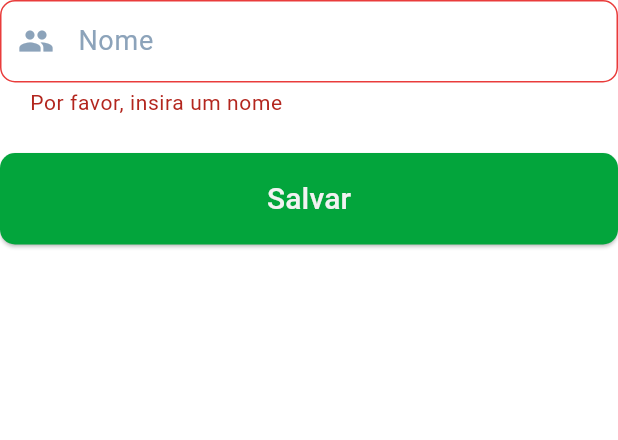
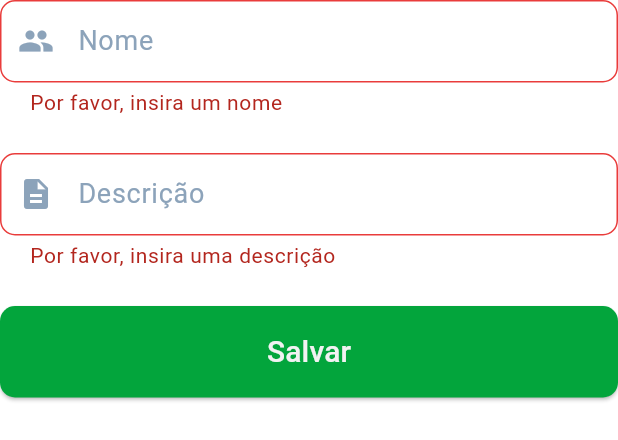
Before and after one commit to RochaGabriell/union, a Flutter app: the GroupForm widget shown alone on an empty page, opened directly with empty values, after a tap on "Salvar", on a phone screen of 412 x 824 dp. Shown: the top 440 px of the screen. Run offline on Flutter 3.47's test engine with Material 3 defaults, Android fonts, the light colour scheme and no system bars; our stand-ins replace cloud_firestore, connectivity_plus, firebase_auth, firebase_core, flutter_bloc, fpdart and 1 more; accounts and stored records are empty; generated files the repository leaves out were written again.

Commit message:
feat: Adiciona descrição do grupo

```diff
--- a/lib/core/themes/palette.dart
+++ b/lib/core/themes/palette.dart
@@ -2,11 +2,11 @@
 import 'package:flutter/material.dart';
 
 class Palette {
-  static const Color primary = Color.fromRGBO(3, 165, 60, 1);
-  static const Color secondary = Color.fromRGBO(6, 189, 123, 1);
+  static const Color primary = Color.fromARGB(255, 3, 165, 60);
+  static const Color secondary = Color.fromARGB(255, 6, 189, 123);
   static const Color background = Color.fromARGB(255, 255, 255, 255);
 
-  static const Color primaryDark = Color.fromRGBO(3, 165, 60, 1);
+  static const Color primaryDark = Color.fromARGB(255, 3, 165, 60);
   static const Color secondaryDark = Color.fromRGBO(6, 189, 123, 1);
   static const Color backgroundDark = Color.fromARGB(255, 45, 82, 89);
 
--- a/lib/features/group/data/models/group.dart
+++ b/lib/features/group/data/models/group.dart
@@ -5,6 +5,7 @@ class GroupModel extends GroupEntity {
     super.id,
     required super.creatorId,
     required super.name,
+    required super.description,
     required super.members,
   });
 
@@ -16,6 +17,7 @@ class GroupModel extends GroupEntity {
       id: json['id'],
       creatorId: json['creatorId'],
       name: json['name'],
+      description: json['description'],
       members: membersList,
     );
   }
@@ -25,6 +27,7 @@ class GroupModel extends GroupEntity {
       'id': id,
       'creatorId': creatorId,
       'name': name,
+      'description': description,
       'members': members,
     };
   }
--- a/lib/features/group/data/repositories/group_repository_impl.dart
+++ b/lib/features/group/data/repositories/group_repository_impl.dart
@@ -37,6 +37,7 @@ class GroupRepositoryImpl implements GroupRepository {
       final groupModel = GroupModel(
         id: const Uuid().v4(),
         name: group.name,
+        description: group.description,
         creatorId: group.creatorId,
         members: group.members,
       );
@@ -65,6 +66,7 @@ class GroupRepositoryImpl implements GroupRepository {
       final groupModel = GroupModel(
         id: group.id,
         name: group.name,
+        description: group.description,
         creatorId: group.creatorId,
         members: group.members,
       );
@@ -111,6 +113,7 @@ class GroupRepositoryImpl implements GroupRepository {
       final groupEntity = GroupEntity(
         id: groupModel.id,
         name: groupModel.name,
+        description: groupModel.description,
         creatorId: groupModel.creatorId,
         members: groupModel.members,
       );
@@ -140,6 +143,7 @@ class GroupRepositoryImpl implements GroupRepository {
         return GroupEntity(
           id: model.id,
           name: model.name,
+          description: model.description,
           creatorId: model.creatorId,
           members: model.members,
         );
--- a/lib/features/group/domain/entities/group_entity.dart
+++ b/lib/features/group/domain/entities/group_entity.dart
@@ -2,12 +2,14 @@ class GroupEntity {
   final String? id;
   final String creatorId;
   final String name;
+  final String description;
   final List<dynamic> members;
 
   GroupEntity({
     this.id,
     required this.creatorId,
     required this.name,
+    required this.description,
     required this.members,
   });
 }
--- a/lib/features/group/presentation/bloc/group_bloc.dart
+++ b/lib/features/group/presentation/bloc/group_bloc.dart
@@ -76,7 +76,6 @@ class GroupBloc extends Bloc<GroupEvent, GroupState> {
 
   void _getGroups(GroupsGetEvent event, Emitter<GroupState> emit) async {
     final response = await _groupGetGroups(event.userId);
-    print('response: $response');
     response.fold(
       (failure) => emit(GroupErrorState(failure.message)),
       (groups) => emit(GroupSuccessGetGroupsState(groups)),
--- a/lib/features/group/presentation/widgets/form/group_form.dart
+++ b/lib/features/group/presentation/widgets/form/group_form.dart
@@ -10,6 +10,7 @@ import 'package:union/features/group/presentation/bloc/group_bloc.dart';
 class GroupForm extends StatelessWidget {
   final GlobalKey<FormState> formKey;
   final TextEditingController nameController;
+  final TextEditingController descriptionController;
   final GroupState state;
   final String creatorIdController;
 
@@ -17,6 +18,7 @@ class GroupForm extends StatelessWidget {
     super.key,
     required this.formKey,
     required this.nameController,
+    required this.descriptionController,
     required this.state,
     required this.creatorIdController,
   });
@@ -40,6 +42,19 @@ class GroupForm extends StatelessWidget {
             },
           ),
           const SizedBox(height: 24),
+          CustomFormField(
+            icon: const Icon(Icons.description),
+            label: 'Descrição',
+            hint: 'Descrição do grupo',
+            controller: descriptionController,
+            validator: (value) {
+              if (value == null || value.isEmpty) {
+                return 'Por favor, insira uma descrição';
+              }
+              return null;
+            },
+          ),
+          const SizedBox(height: 24),
           GradientButton(
             text: 'Salvar',
             isLoading: state is GroupLoadingState,
@@ -49,6 +64,7 @@ class GroupForm extends StatelessWidget {
                       GroupCreateEvent(
                         group: GroupEntity(
                           name: nameController.text,
+                          description: descriptionController.text,
                           creatorId: creatorIdController,
                           members: [],
                         ),
```
Also changed, not shown: lib/features/group/presentation/pages/group.dart (+25 -9 lines).
